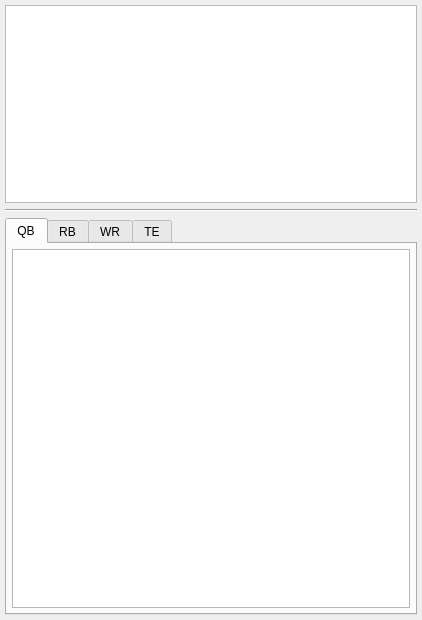
Qt form src/file_info_widget_base.ui (HaasCM/beer_sheets_tool) before a commit.
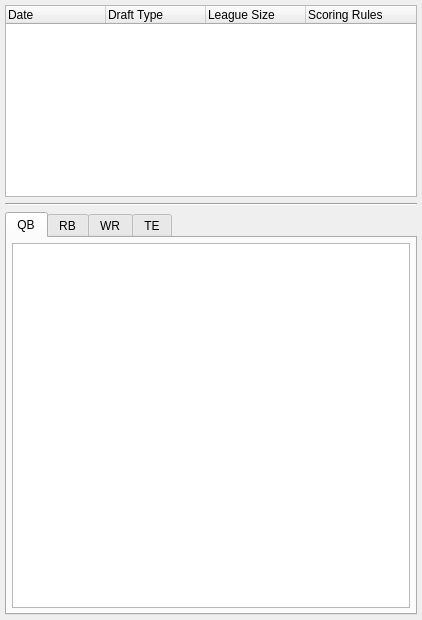
The same form after that commit.

Commit message:
Updated BeerSheets Interface, Fixed *.pro File, Added File Info GUI
Added getPPR function to the BeerSheets class interface, removed abstract_file *.cpp and *.h files from the build instructions in the beer_sheets_tool.pro file. Added GUI for file info

```diff
--- a/src/file_info_widget_base.ui
+++ b/src/file_info_widget_base.ui
@@ -13,7 +13,7 @@
   <property name="windowTitle">
    <string>Form</string>
   </property>
-  <layout class="QVBoxLayout" name="verticalLayout" stretch="1,0,2">
+  <layout class="QVBoxLayout" name="verticalLayout" stretch="0,0,2">
    <property name="leftMargin">
     <number>5</number>
    </property>
@@ -27,10 +27,30 @@
     <number>5</number>
    </property>
    <item>
-    <widget class="QTreeView" name="fileTreeView">
+    <widget class="QTreeWidget" name="fileTreeWidget">
      <property name="toolTip">
       <string>&lt;html&gt;&lt;head/&gt;&lt;body&gt;&lt;p&gt;Stores the loaded beersheets&lt;/p&gt;&lt;/body&gt;&lt;/html&gt;</string>
      </property>
+     <column>
+      <property name="text">
+       <string>Date</string>
+      </property>
+     </column>
+     <column>
+      <property name="text">
+       <string>Draft Type</string>
+      </property>
+     </column>
+     <column>
+      <property name="text">
+       <string>League Size</string>
+      </property>
+     </column>
+     <column>
+      <property name="text">
+       <string>Scoring Rules</string>
+      </property>
+     </column>
     </widget>
    </item>
    <item>
```
The commit also changes 6 other files.
